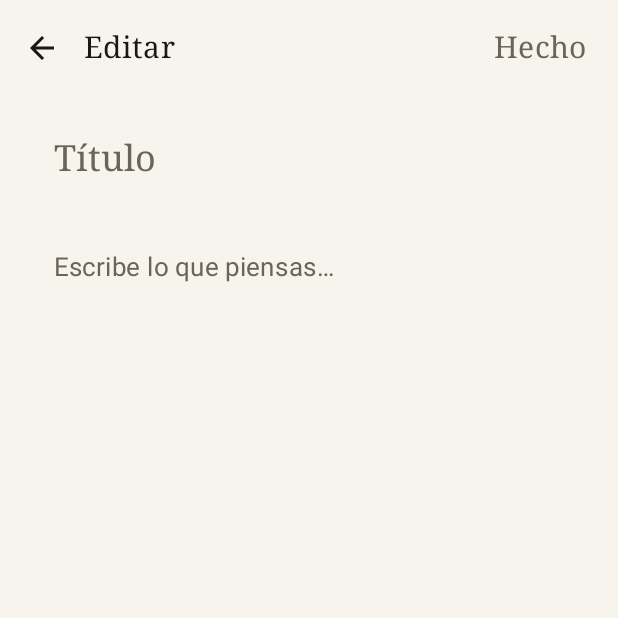
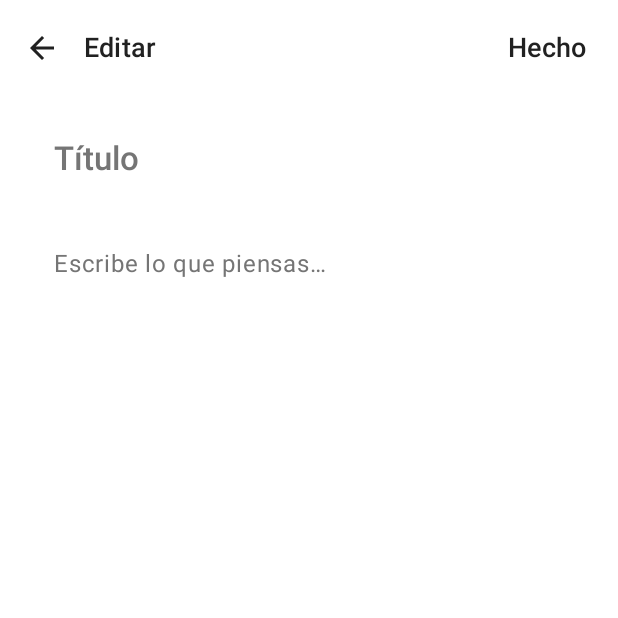
Before and after one commit to wandersepulveda2013/ordia-android, an Android app built with Jetpack Compose: the screen it shows after launch (MainActivity), after a tap on an icon or button, on a phone screen of 412 x 824 dp, the top half of it. Run offline under Robolectric (Android 15) with nearby library versions, the phone set to English and light mode, and no system bars; our stand-ins replace Room's generated code; 3 other taps on this screen came first.

Commit message:
feat(design): implement Wave 1 foundation and minimal design system
- Defined new minimalist color palette in `PaperColors.kt`.
- Updated typography and basic shapes in `Theme.kt`.
- Created custom `OrdiaDesignSystem.kt` with required core UI components.
- Refactored `NotesListScreen.kt` and `NoteEditorScreen.kt` to use the new foundation.
- Added automatic input focusing in `NoteEditorScreen.kt`.

Co-authored-by: wandersepulveda2013 <308435692+wandersepulveda2013@users.noreply.github.com>

```diff
--- /dev/null
+++ b/app/src/main/java/com/ordia/app/ui/components/OrdiaDesignSystem.kt
@@ -0,0 +1,188 @@
+package com.ordia.app.ui.components
+
+import androidx.compose.foundation.clickable
+import androidx.compose.foundation.layout.Box
+import androidx.compose.foundation.layout.Column
+import androidx.compose.foundation.layout.ColumnScope
+import androidx.compose.foundation.layout.RowScope
+import androidx.compose.foundation.layout.fillMaxSize
+import androidx.compose.foundation.layout.fillMaxWidth
+import androidx.compose.foundation.layout.padding
+import androidx.compose.foundation.shape.RoundedCornerShape
+import androidx.compose.material3.Card
+import androidx.compose.material3.CardDefaults
+import androidx.compose.material3.DropdownMenu
+import androidx.compose.material3.DropdownMenuItem
+import androidx.compose.material3.ExperimentalMaterial3Api
+import androidx.compose.material3.FloatingActionButton
+import androidx.compose.material3.FloatingActionButtonDefaults
+import androidx.compose.material3.MaterialTheme
+import androidx.compose.material3.Surface
+import androidx.compose.material3.Text
+import androidx.compose.material3.TextField
+import androidx.compose.material3.TextFieldDefaults
+import androidx.compose.material3.TopAppBar
+import androidx.compose.material3.TopAppBarDefaults
+import androidx.compose.runtime.Composable
+import androidx.compose.ui.Alignment
+import androidx.compose.ui.Modifier
+import androidx.compose.ui.graphics.Color
+import androidx.compose.ui.text.TextStyle
+import androidx.compose.ui.unit.dp
+
+@Composable
+fun OrdiaSurface(
+    modifier: Modifier = Modifier,
+    content: @Composable () -> Unit
+) {
+    Surface(
+        modifier = modifier.fillMaxSize(),
+        color = MaterialTheme.colorScheme.background,
+        contentColor = MaterialTheme.colorScheme.onBackground
+    ) {
+        content()
+    }
+}
+
+@OptIn(ExperimentalMaterial3Api::class)
+@Composable
+fun OrdiaTopAppBar(
+    title: @Composable () -> Unit,
+    modifier: Modifier = Modifier,
+    navigationIcon: @Composable () -> Unit = {},
+    actions: @Composable RowScope.() -> Unit = {}
+) {
+    TopAppBar(
+        title = title,
+        modifier = modifier,
+        navigationIcon = navigationIcon,
+        actions = actions,
+        colors = TopAppBarDefaults.topAppBarColors(
+            containerColor = MaterialTheme.colorScheme.background,
+            titleContentColor = MaterialTheme.colorScheme.onBackground,
+            navigationIconContentColor = MaterialTheme.colorScheme.onBackground,
+            actionIconContentColor = MaterialTheme.colorScheme.onBackground
+        )
+    )
+}
+
+@Composable
+fun OrdiaFloatingActionButton(
+    onClick: () -> Unit,
+    modifier: Modifier = Modifier,
+    content: @Composable () -> Unit
+) {
+    FloatingActionButton(
+        onClick = onClick,
+        modifier = modifier,
+        containerColor = MaterialTheme.colorScheme.background,
+        contentColor = MaterialTheme.colorScheme.onBackground,
+        elevation = FloatingActionButtonDefaults.elevation(
+            defaultElevation = 0.dp,
+            pressedElevation = 0.dp,
+            hoveredElevation = 0.dp,
+            focusedElevation = 0.dp
+        ),
+        shape = RoundedCornerShape(16.dp),
+        content = content
+    )
+}
+
+@Composable
+fun OrdiaCard(
+    onClick: () -> Unit,
+    modifier: Modifier = Modifier,
+    content: @Composable () -> Unit
+) {
+    Card(
+        modifier = modifier
+            .fillMaxWidth()
+            .clickable(onClick = onClick),
+        colors = CardDefaults.cardColors(
+            containerColor = Color.Transparent,
+            contentColor = MaterialTheme.colorScheme.onBackground
+        ),
+        shape = RoundedCornerShape(0.dp), // Minimalist, flat by default
+        elevation = CardDefaults.cardElevation(defaultElevation = 0.dp)
+    ) {
+        content()
+    }
+}
+
+@Composable
+fun OrdiaInput(
+    value: String,
+    onValueChange: (String) -> Unit,
+    modifier: Modifier = Modifier,
+    placeholder: @Composable (() -> Unit)? = null,
+    textStyle: TextStyle = MaterialTheme.typography.bodyLarge,
+) {
+    TextField(
+        value = value,
+        onValueChange = onValueChange,
+        modifier = modifier.fillMaxWidth(),
+        placeholder = placeholder,
+        textStyle = textStyle,
+        colors = TextFieldDefaults.colors(
+            focusedContainerColor = Color.Transparent,
+            unfocusedContainerColor = Color.Transparent,
+            focusedIndicatorColor = Color.Transparent,
+            unfocusedIndicatorColor = Color.Transparent,
+            cursorColor = MaterialTheme.colorScheme.onBackground
+        )
+    )
+}
+
+@Composable
+fun OrdiaEmptyState(
+    title: String,
+    subtitle: String,
+    modifier: Modifier = Modifier
+) {
+    Box(
+        modifier = modifier.fillMaxSize(),
+        contentAlignment = Alignment.Center
+    ) {
+        Column(horizontalAlignment = Alignment.CenterHorizontally) {
+            Text(
+                text = title,
+                style = MaterialTheme.typography.titleMedium,
+                color = MaterialTheme.colorScheme.onBackground
+            )
+            Text(
+                text = subtitle,
+                style = MaterialTheme.typography.bodyMedium,
+                color = MaterialTheme.colorScheme.onSurfaceVariant,
+                modifier = Modifier.padding(top = 8.dp)
+            )
+        }
+    }
+}
+
+@Composable
+fun OrdiaDropdownMenu(
+    expanded: Boolean,
+    onDismissRequest: () -> Unit,
+    modifier: Modifier = Modifier,
+    content: @Composable ColumnScope.() -> Unit
+) {
+    DropdownMenu(
+        expanded = expanded,
+        onDismissRequest = onDismissRequest,
+        modifier = modifier,
+        content = content
+    )
+}
+
+@Composable
+fun OrdiaDropdownMenuItem(
+    text: String,
+    onClick: () -> Unit,
+    modifier: Modifier = Modifier
+) {
+    DropdownMenuItem(
+        text = { Text(text, style = MaterialTheme.typography.bodyMedium) },
+        onClick = onClick,
+        modifier = modifier
+    )
+}
--- a/app/src/main/java/com/ordia/app/ui/screens/NoteEditorScreen.kt
+++ b/app/src/main/java/com/ordia/app/ui/screens/NoteEditorScreen.kt
@@ -1,5 +1,6 @@
 package com.ordia.app.ui.screens
 
+import androidx.compose.foundation.clickable
 import androidx.compose.foundation.layout.Arrangement
 import androidx.compose.foundation.layout.Column
 import androidx.compose.foundation.layout.fillMaxSize
@@ -9,29 +10,27 @@ import androidx.compose.foundation.rememberScrollState
 import androidx.compose.foundation.verticalScroll
 import androidx.compose.material.icons.Icons
 import androidx.compose.material.icons.automirrored.outlined.ArrowBack
-import androidx.compose.material3.ExperimentalMaterial3Api
 import androidx.compose.material3.Icon
 import androidx.compose.material3.IconButton
 import androidx.compose.material3.MaterialTheme
 import androidx.compose.material3.Scaffold
 import androidx.compose.material3.Text
-import androidx.compose.material3.TextField
-import androidx.compose.material3.TextFieldDefaults
-import androidx.compose.material3.TopAppBar
-import androidx.compose.material3.TopAppBarDefaults
 import androidx.compose.runtime.Composable
 import androidx.compose.runtime.LaunchedEffect
-import androidx.compose.foundation.clickable
 import androidx.compose.runtime.getValue
 import androidx.compose.runtime.mutableStateOf
 import androidx.compose.runtime.remember
 import androidx.compose.runtime.saveable.rememberSaveable
 import androidx.compose.runtime.setValue
 import androidx.compose.ui.Modifier
+import androidx.compose.ui.focus.FocusRequester
+import androidx.compose.ui.focus.focusRequester
 import androidx.compose.ui.unit.dp
 import com.ordia.app.data.NoteEntity
+import com.ordia.app.ui.components.OrdiaInput
+import com.ordia.app.ui.components.OrdiaTopAppBar
+import kotlinx.coroutines.delay
 
-@OptIn(ExperimentalMaterial3Api::class)
 @Composable
 fun NoteEditorScreen(
     note: NoteEntity?,
@@ -41,16 +40,22 @@ fun NoteEditorScreen(
     var title by rememberSaveable { mutableStateOf(note?.title.orEmpty()) }
     var content by rememberSaveable { mutableStateOf(note?.content.orEmpty()) }
 
+    val focusRequester = remember { FocusRequester() }
+
     LaunchedEffect(note?.id) {
         if (note != null) {
             title = note.title
             content = note.content
+        } else {
+            // Auto focus for new notes
+            delay(100) // Small delay to allow composition to finish
+            focusRequester.requestFocus()
         }
     }
 
     Scaffold(
         topBar = {
-            TopAppBar(
+            OrdiaTopAppBar(
                 navigationIcon = {
                     IconButton(onClick = {
                         onSave(title, content, note?.id)
@@ -70,10 +75,6 @@ fun NoteEditorScreen(
                             },
                     )
                 },
-                colors = TopAppBarDefaults.topAppBarColors(
-                    containerColor = MaterialTheme.colorScheme.background,
-                    titleContentColor = MaterialTheme.colorScheme.onBackground,
-                ),
             )
         },
         containerColor = MaterialTheme.colorScheme.background,
@@ -86,30 +87,20 @@ fun NoteEditorScreen(
                 .padding(horizontal = 20.dp, vertical = 12.dp),
             verticalArrangement = Arrangement.spacedBy(12.dp),
         ) {
-            TextField(
+            OrdiaInput(
                 value = title,
                 onValueChange = { title = it },
                 placeholder = { Text("Título", style = MaterialTheme.typography.titleLarge) },
                 textStyle = MaterialTheme.typography.titleLarge,
                 modifier = Modifier.fillMaxWidth(),
-                colors = bareFieldColors(),
             )
-            TextField(
+            OrdiaInput(
                 value = content,
                 onValueChange = { content = it },
                 placeholder = { Text("Escribe lo que piensas…", style = MaterialTheme.typography.bodyLarge) },
                 textStyle = MaterialTheme.typography.bodyLarge,
-                modifier = Modifier.fillMaxWidth(),
-                colors = bareFieldColors(),
+                modifier = Modifier.fillMaxWidth().focusRequester(focusRequester),
             )
         }
     }
 }
-
-@Composable
-private fun bareFieldColors() = TextFieldDefaults.colors(
-    focusedContainerColor = androidx.compose.ui.graphics.Color.Transparent,
-    unfocusedContainerColor = androidx.compose.ui.graphics.Color.Transparent,
-    focusedIndicatorColor = androidx.compose.ui.graphics.Color.Transparent,
-    unfocusedIndicatorColor = androidx.compose.ui.graphics.Color.Transparent,
-)
--- a/app/src/main/java/com/ordia/app/ui/screens/NotesListScreen.kt
+++ b/app/src/main/java/com/ordia/app/ui/screens/NotesListScreen.kt
@@ -15,18 +15,12 @@ import androidx.compose.material.icons.Icons
 import androidx.compose.material.icons.outlined.Add
 import androidx.compose.material.icons.outlined.MoreVert
 import androidx.compose.material.icons.outlined.PushPin
-import androidx.compose.material3.DropdownMenu
-import androidx.compose.material3.DropdownMenuItem
-import androidx.compose.material3.ExperimentalMaterial3Api
-import androidx.compose.material3.FloatingActionButton
 import androidx.compose.material3.HorizontalDivider
 import androidx.compose.material3.Icon
 import androidx.compose.material3.IconButton
 import androidx.compose.material3.MaterialTheme
 import androidx.compose.material3.Scaffold
 import androidx.compose.material3.Text
-import androidx.compose.material3.TopAppBar
-import androidx.compose.material3.TopAppBarDefaults
 import androidx.compose.runtime.Composable
 import androidx.compose.runtime.getValue
 import androidx.compose.runtime.mutableStateOf
@@ -37,10 +31,15 @@ import androidx.compose.ui.Modifier
 import androidx.compose.ui.text.style.TextOverflow
 import androidx.compose.ui.unit.dp
 import com.ordia.app.data.NoteEntity
+import com.ordia.app.ui.components.OrdiaCard
+import com.ordia.app.ui.components.OrdiaDropdownMenu
+import com.ordia.app.ui.components.OrdiaDropdownMenuItem
+import com.ordia.app.ui.components.OrdiaEmptyState
+import com.ordia.app.ui.components.OrdiaFloatingActionButton
+import com.ordia.app.ui.components.OrdiaTopAppBar
 import java.text.DateFormat
 import java.util.Date
 
-@OptIn(ExperimentalMaterial3Api::class)
 @Composable
 fun NotesListScreen(
     notes: List<NoteEntity>,
@@ -51,32 +50,33 @@ fun NotesListScreen(
 ) {
     Scaffold(
         topBar = {
-            TopAppBar(
-                title = { Text("Ordía", style = MaterialTheme.typography.titleLarge) },
-                colors = TopAppBarDefaults.topAppBarColors(
-                    containerColor = MaterialTheme.colorScheme.background,
-                    titleContentColor = MaterialTheme.colorScheme.onBackground,
-                ),
+            OrdiaTopAppBar(
+                title = { Text("Ordía", style = MaterialTheme.typography.titleLarge) }
             )
         },
         floatingActionButton = {
-            FloatingActionButton(
+            OrdiaFloatingActionButton(
                 onClick = onCreateNote,
-                containerColor = MaterialTheme.colorScheme.background,
-                contentColor = MaterialTheme.colorScheme.onBackground,
             ) { Icon(Icons.Outlined.Add, contentDescription = "Nueva nota") }
         },
         containerColor = MaterialTheme.colorScheme.background,
     ) { padding ->
         if (notes.isEmpty()) {
-            EmptyState(padding)
+            Box(modifier = Modifier.padding(padding)) {
+                OrdiaEmptyState(
+                    title = "Una página en blanco\nes donde empieza todo.",
+                    subtitle = "Toca + para escribir."
+                )
+            }
         } else {
             LazyColumn(
                 modifier = Modifier.fillMaxSize().padding(padding),
                 contentPadding = PaddingValues(vertical = 8.dp),
             ) {
                 items(notes, key = { it.id }) { note ->
-                    NoteRow(note, onOpenNote, onTogglePin, onDeleteNote)
+                    OrdiaCard(onClick = { onOpenNote(note) }) {
+                        NoteRow(note, onTogglePin, onDeleteNote)
+                    }
                     HorizontalDivider(color = MaterialTheme.colorScheme.outline.copy(alpha = 0.4f))
                 }
             }
@@ -85,31 +85,8 @@ fun NotesListScreen(
 }
 
 @Composable
-private fun EmptyState(padding: PaddingValues) {
-    Box(
-        modifier = Modifier.fillMaxSize().padding(padding),
-        contentAlignment = Alignment.Center,
-    ) {
-        Column(horizontalAlignment = Alignment.CenterHorizontally) {
-            Text(
-                "Una página en blanco\nes donde empieza todo.",
-                style = MaterialTheme.typography.titleMedium,
-                color = MaterialTheme.colorScheme.onBackground,
-            )
-            Text(
-                "Toca + para escribir.",
-                style = MaterialTheme.typography.bodyMedium,
-                color = MaterialTheme.colorScheme.onSurfaceVariant,
-                modifier = Modifier.padding(top = 8.dp),
-            )
-        }
-    }
-}
-
-@Composable
 private fun NoteRow(
     note: NoteEntity,
-    onOpenNote: (NoteEntity) -> Unit,
     onTogglePin: (NoteEntity) -> Unit,
     onDeleteNote: (NoteEntity) -> Unit,
 ) {
@@ -122,7 +99,6 @@ private fun NoteRow(
     Row(
         modifier = Modifier
             .fillMaxWidth()
-            .clickable { onOpenNote(note) }
             .padding(horizontal = 20.dp, vertical = 16.dp),
         verticalAlignment = Alignment.Top,
     ) {
@@ -165,13 +141,13 @@ private fun NoteRow(
             IconButton(onClick = { menuOpen = true }) {
                 Icon(Icons.Outlined.MoreVert, contentDescription = "Más")
             }
-            DropdownMenu(expanded = menuOpen, onDismissRequest = { menuOpen = false }) {
-                DropdownMenuItem(
-                    text = { Text(if (note.pinned) "Desfijar" else "Fijar") },
+            OrdiaDropdownMenu(expanded = menuOpen, onDismissRequest = { menuOpen = false }) {
+                OrdiaDropdownMenuItem(
+                    text = if (note.pinned) "Desfijar" else "Fijar",
                     onClick = { menuOpen = false; onTogglePin(note) },
                 )
-                DropdownMenuItem(
-                    text = { Text("Eliminar") },
+                OrdiaDropdownMenuItem(
+                    text = "Eliminar",
                     onClick = { menuOpen = false; onDeleteNote(note) },
                 )
             }
--- a/app/src/main/java/com/ordia/app/ui/theme/PaperColors.kt
+++ b/app/src/main/java/com/ordia/app/ui/theme/PaperColors.kt
@@ -2,15 +2,38 @@ package com.ordia.app.ui.theme
 
 import androidx.compose.ui.graphics.Color
 
-/** The page. Warm off-white in light, deep ink in dark. */
-val Page = Color(0xFFF7F4EE)
-val SoftPaper = Color(0xFFEFE9DD)
-val Ink = Color(0xFF1A1714)
-val InkMuted = Color(0xFF6B645B)
-val Rule = Color(0xFFD9D2C4)
+// Minimalist foundation (Blanco, Negro, Grises)
+val PureWhite = Color(0xFFFFFFFF)
+val PureBlack = Color(0xFF000000)
 
-val DarkInk = Color(0xFF15130F)
-val DarkInkRaised = Color(0xFF1F1C17)
-val PageOnDark = Color(0xFFE9E3D6)
-val PageMuted = Color(0xFF9A9388)
-val DarkRule = Color(0xFF2E2A23)
+val Gray50 = Color(0xFFFAFAFA)
+val Gray100 = Color(0xFFF5F5F5)
+val Gray200 = Color(0xFFEEEEEE)
+val Gray300 = Color(0xFFE0E0E0)
+val Gray400 = Color(0xFFBDBDBD)
+val Gray500 = Color(0xFF9E9E9E)
+val Gray600 = Color(0xFF757575)
+val Gray700 = Color(0xFF616161)
+val Gray800 = Color(0xFF424242)
+val Gray900 = Color(0xFF212121)
+
+// Semantic colors (contained, for specific meaning)
+val SemanticPriorityHigh = Color(0xFFD32F2F) // Alerta / Urgente
+val SemanticSuccess = Color(0xFF388E3C)      // Éxito / Hecho
+val SemanticFocus = Color(0xFF1976D2)        // Foco / Activo
+val SemanticAutomation = Color(0xFF7B1FA2)   // Automatizaciones
+val SemanticWarning = Color(0xFFF57C00)      // Advertencia
+
+// Light Theme base
+val Page = PureWhite
+val SoftPaper = Gray50
+val Ink = Gray900
+val InkMuted = Gray600
+val Rule = Gray200
+
+// Dark Theme base
+val DarkInk = Color(0xFF121212)
+val DarkInkRaised = Color(0xFF1E1E1E)
+val PageOnDark = Gray100
+val PageMuted = Gray400
+val DarkRule = Gray800
--- a/app/src/main/java/com/ordia/app/ui/theme/Theme.kt
+++ b/app/src/main/java/com/ordia/app/ui/theme/Theme.kt
@@ -1,18 +1,18 @@
 package com.ordia.app.ui.theme
 
 import androidx.compose.foundation.isSystemInDarkTheme
+import androidx.compose.foundation.shape.RoundedCornerShape
 import androidx.compose.material3.MaterialTheme
+import androidx.compose.material3.Shapes
 import androidx.compose.material3.Typography
 import androidx.compose.material3.darkColorScheme
 import androidx.compose.material3.lightColorScheme
 import androidx.compose.runtime.Composable
 import androidx.compose.ui.text.font.FontFamily
+import androidx.compose.ui.text.font.FontWeight
+import androidx.compose.ui.unit.dp
 import androidx.compose.ui.unit.sp
 
-/**
- * A restrained, paper-and-ink palette. No accent colors: the only chroma is the
- * page itself, so the writing stays the focus.
- */
 private val LightPaper = lightColorScheme(
     primary = Ink,
     onPrimary = Page,
@@ -25,6 +25,9 @@ private val LightPaper = lightColorScheme(
     surfaceVariant = SoftPaper,
     onSurfaceVariant = InkMuted,
     outline = Rule,
+    error = SemanticPriorityHigh,
+    primaryContainer = SoftPaper,
+    onPrimaryContainer = Ink,
 )
 
 private val DarkPaper = darkColorScheme(
@@ -39,6 +42,15 @@ private val DarkPaper = darkColorScheme(
     surfaceVariant = DarkInkRaised,
     onSurfaceVariant = PageMuted,
     outline = DarkRule,
+    error = SemanticPriorityHigh,
+    primaryContainer = DarkInkRaised,
+    onPrimaryContainer = PageOnDark,
+)
+
+val OrdiaShapes = Shapes(
+    small = RoundedCornerShape(8.dp),
+    medium = RoundedCornerShape(12.dp),
+    large = RoundedCornerShape(16.dp)
 )
 
 @Composable
@@ -47,17 +59,30 @@ fun NotepadTheme(
     content: @Composable () -> Unit,
 ) {
     val base = Typography()
+
+    // Updated typography for better legibility and hierarchy
     val type = Typography(
-        bodyLarge = base.bodyLarge.copy(fontSize = 17.sp, lineHeight = 28.sp),
-        bodyMedium = base.bodyMedium.copy(fontSize = 16.sp, lineHeight = 26.sp),
-        titleLarge = base.titleLarge.copy(fontFamily = FontFamily.Serif, fontSize = 24.sp),
-        titleMedium = base.titleMedium.copy(fontFamily = FontFamily.Serif, fontSize = 20.sp),
-        titleSmall = base.titleSmall.copy(fontFamily = FontFamily.Serif),
-        labelSmall = base.labelSmall.copy(fontSize = 11.sp),
+        displayLarge = base.displayLarge.copy(fontSize = 32.sp, fontWeight = FontWeight.Bold, lineHeight = 40.sp),
+        displayMedium = base.displayMedium.copy(fontSize = 28.sp, fontWeight = FontWeight.Bold, lineHeight = 36.sp),
+        displaySmall = base.displaySmall.copy(fontSize = 24.sp, fontWeight = FontWeight.SemiBold, lineHeight = 32.sp),
+
+        titleLarge = base.titleLarge.copy(fontSize = 22.sp, fontWeight = FontWeight.SemiBold, lineHeight = 28.sp),
+        titleMedium = base.titleMedium.copy(fontSize = 18.sp, fontWeight = FontWeight.Medium, lineHeight = 24.sp),
+        titleSmall = base.titleSmall.copy(fontSize = 16.sp, fontWeight = FontWeight.Medium, lineHeight = 24.sp),
+
+        bodyLarge = base.bodyLarge.copy(fontSize = 16.sp, fontWeight = FontWeight.Normal, lineHeight = 24.sp),
+        bodyMedium = base.bodyMedium.copy(fontSize = 14.sp, fontWeight = FontWeight.Normal, lineHeight = 20.sp),
+        bodySmall = base.bodySmall.copy(fontSize = 12.sp, fontWeight = FontWeight.Normal, lineHeight = 16.sp),
+
+        labelLarge = base.labelLarge.copy(fontSize = 14.sp, fontWeight = FontWeight.Medium, lineHeight = 20.sp),
+        labelMedium = base.labelMedium.copy(fontSize = 12.sp, fontWeight = FontWeight.Medium, lineHeight = 16.sp),
+        labelSmall = base.labelSmall.copy(fontSize = 11.sp, fontWeight = FontWeight.Medium, lineHeight = 16.sp),
     )
+
     MaterialTheme(
         colorScheme = if (darkTheme) DarkPaper else LightPaper,
         typography = type,
+        shapes = OrdiaShapes,
         content = content,
     )
 }
```
